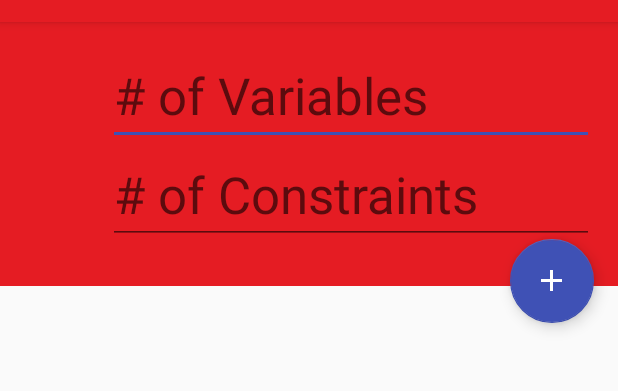
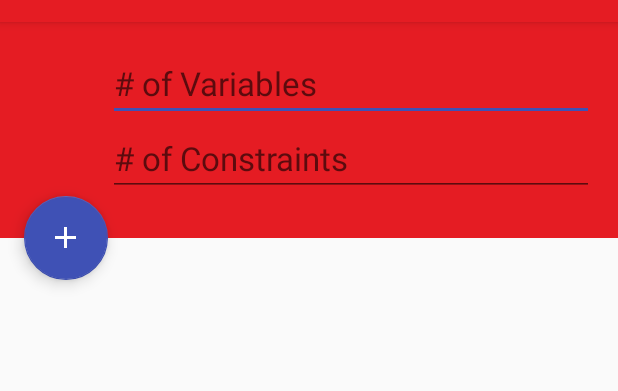
Before and after one commit to brennanbatalla/SimplexAlgorithm, an Android app: the screen it shows after launch (SimplexMain), on a phone screen of 412 x 824 dp, the part 62-453 px from its top. Run offline under Robolectric (Android 15) with nearby library versions, the phone set to English and light mode, and no system bars; libraries missing offline, so code that uses them is left out: com.melnykov.fab, com.rengwuxian.materialedittext; plain views replace FloatingActionButton, MaterialEditText; 5 statements that could not run were skipped.

Commit message:
Bug fixes, styling updates.

```diff
--- a/app/src/main/java/bgb/com/simplexalgorithm/Simplex.java
+++ b/app/src/main/java/bgb/com/simplexalgorithm/Simplex.java
@@ -1,11 +1,6 @@
 package bgb.com.simplexalgorithm;
 
 import android.util.Log;
-
-/**
- * Created by brennan on 12/11/2014.
- */
-
 
         public class Simplex {
         private static String TAG = "Simplex";
--- a/app/src/main/res/layout/activity_simplexmain.xml
+++ b/app/src/main/res/layout/activity_simplexmain.xml
@@ -29,7 +29,7 @@
 				android:hint="@string/variablesHint"
 				android:inputType="number"
 				android:textCursorDrawable="@drawable/text_cursor_accent"
-				android:textSize="34sp"
+				android:textSize="22sp"
 				app:baseColor="@android:color/white"
 				app:floatingLabel="highlight"
 				app:primaryColor="@color/primary_200"/>
@@ -40,7 +40,7 @@
 				android:id="@+id/et_num_constraints"
 				android:hint="@string/constraintHint"
 				android:inputType="number"
-				android:textSize="34sp"
+				android:textSize="22sp"
 				android:textCursorDrawable="@drawable/text_cursor_accent"
 				app:baseColor="@android:color/white"
 				app:floatingLabel="highlight"
@@ -57,10 +57,8 @@
 				fab:fab_type="normal"
 				fab:fab_colorNormal="@color/accent_500"
 				fab:fab_colorPressed="@color/accent_700"
-				android:layout_gravity="right"
-				android:layout_marginTop="-31dp"
-				android:layout_marginRight="16dp"
-				android:paddingBottom="6dp"/>
+				android:layout_marginTop="-28dp"
+				android:layout_marginLeft="16dp"/>
 
 		<LinearLayout
 			android:orientation="vertical"
@@ -84,6 +82,15 @@
 
 		</LinearLayout>
 
+		<Button style="@style/Button_Raised"
+			android:layout_width="match_parent"
+			android:layout_height="wrap_content"
+			android:text="Solve"
+			android:id="@+id/solveButton"
+			android:layout_marginLeft="16dp"
+			android:layout_marginRight="16dp"
+			android:visibility="invisible"/>
+
 	</LinearLayout>
 
 </ScrollView>
```
Also changed, not shown: app/src/main/java/bgb/com/simplexalgorithm/SimplexMain.java (+110 -11 lines).
